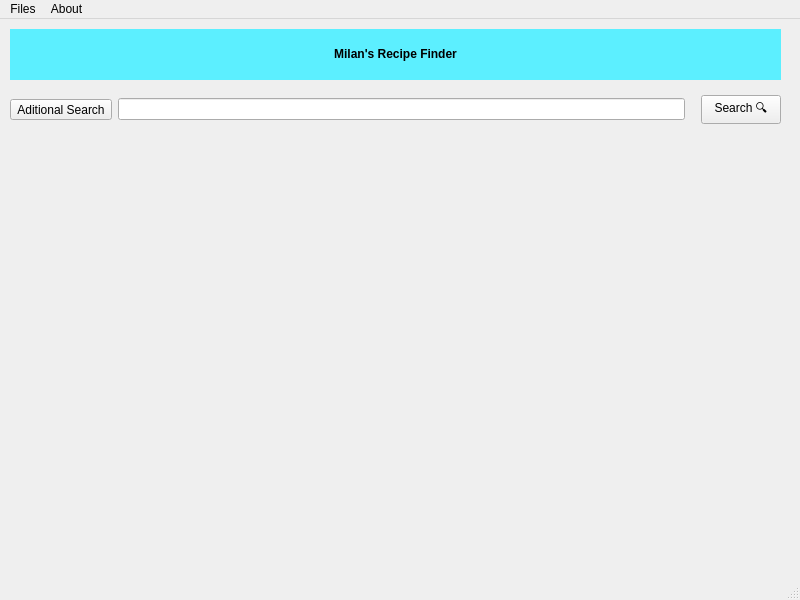
Before: the Qt Designer form mainwindow.ui in M-Byte480/CS4076-QtProject-RecipeFinder, drawn with Qt 5.
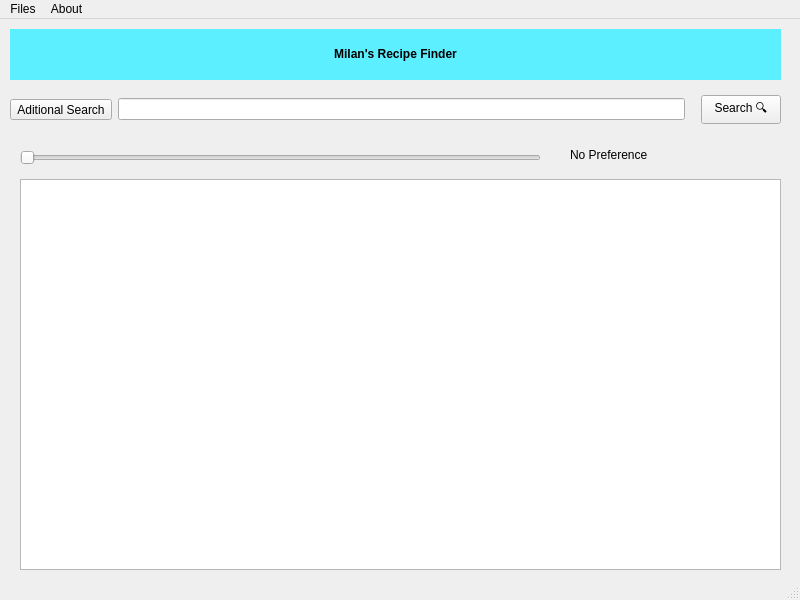
After: the same form once the commit is applied. Icons and pictures are not drawn.

```diff
--- a/mainwindow.ui
+++ b/mainwindow.ui
@@ -89,6 +89,51 @@
      </item>
     </layout>
    </widget>
+   <widget class="QSlider" name="timeSlider">
+    <property name="geometry">
+     <rect>
+      <x>20</x>
+      <y>130</y>
+      <width>521</width>
+      <height>18</height>
+     </rect>
+    </property>
+    <property name="styleSheet">
+     <string notr="true">color: rgb(143, 143, 143);</string>
+    </property>
+    <property name="orientation">
+     <enum>Qt::Horizontal</enum>
+    </property>
+   </widget>
+   <widget class="QTableView" name="recipeResults">
+    <property name="geometry">
+     <rect>
+      <x>20</x>
+      <y>160</y>
+      <width>761</width>
+      <height>391</height>
+     </rect>
+    </property>
+    <property name="styleSheet">
+     <string notr="true">color: rgb(26, 49, 255);</string>
+    </property>
+   </widget>
+   <widget class="QLabel" name="timeDisplay">
+    <property name="geometry">
+     <rect>
+      <x>570</x>
+      <y>120</y>
+      <width>201</width>
+      <height>31</height>
+     </rect>
+    </property>
+    <property name="layoutDirection">
+     <enum>Qt::LeftToRight</enum>
+    </property>
+    <property name="text">
+     <string>No Preference</string>
+    </property>
+   </widget>
   </widget>
   <widget class="QMenuBar" name="menuBar">
    <property name="geometry">
```
